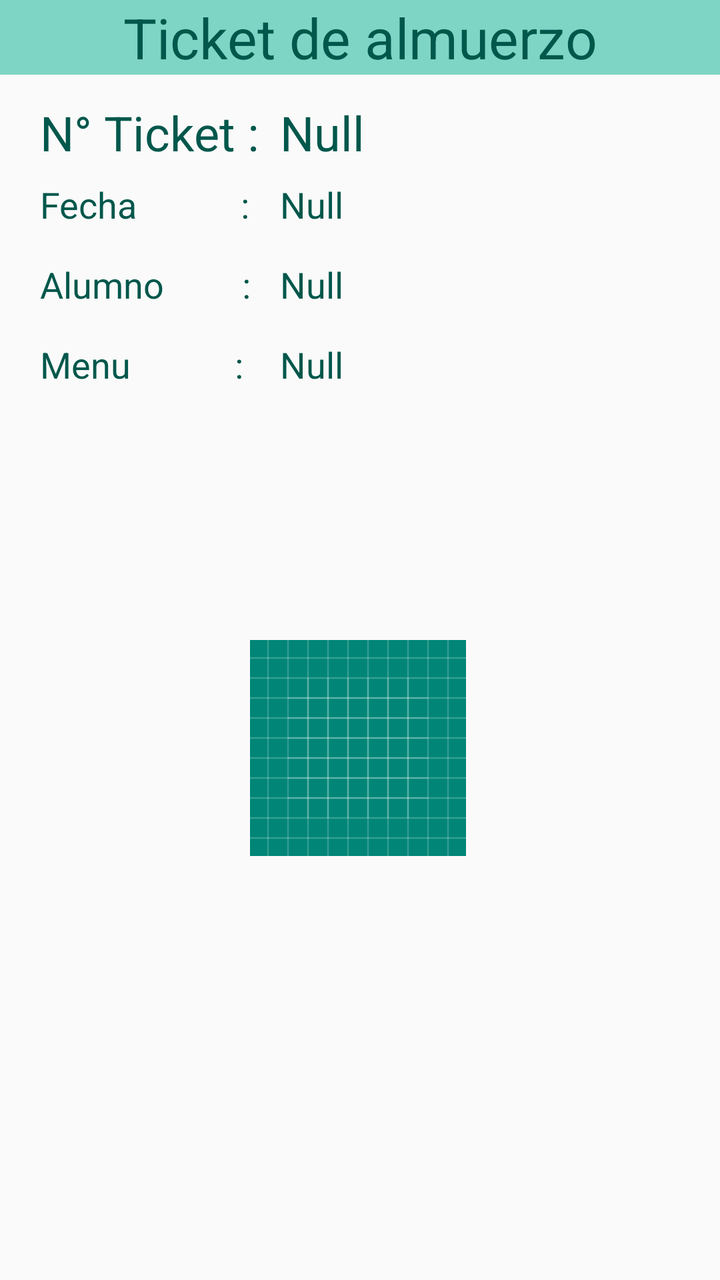
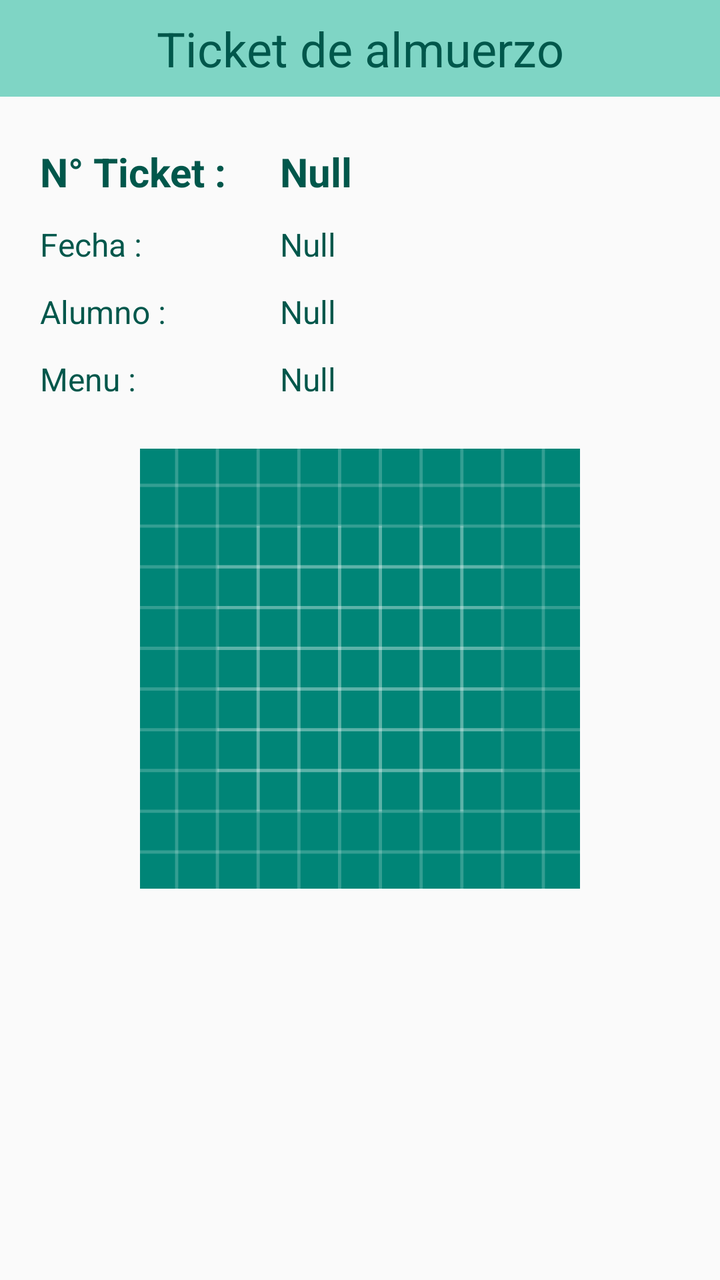

Before-and-after screenshots of an Android layout around one commit, followed by the original layout XML and the change that was made.
<!-- AndroidManifest.xml: application theme AppTheme -->
<!-- res/layout/fragment_fragmento_alumno_reporte_almuerzo.xml -->
<?xml version="1.0" encoding="utf-8"?>
<FrameLayout xmlns:android="http://schemas.android.com/apk/res/android"
    xmlns:app="http://schemas.android.com/apk/res-auto"
    xmlns:tools="http://schemas.android.com/tools"
    android:layout_width="match_parent"
    android:layout_height="match_parent"
    tools:context=".fragmento_alumno.fragmento_alumno_reporte_almuerzo">

    <TextView
        android:id="@+id/textView17"
        android:layout_width="414dp"
        android:layout_height="wrap_content"
        android:layout_gravity="center_horizontal"
        android:layout_marginTop="0dp"
        android:background="#7FD5C5"
        android:gravity="center_horizontal"
        android:text="Ticket de almuerzo"
        android:textColor="@color/colorPrimaryDark"
        android:textSize="28sp" />






    <TextView
        android:id="@+id/r_numero_ticket"
        android:layout_width="wrap_content"
        android:layout_height="wrap_content"
        android:layout_marginLeft="140dp"
        android:layout_marginTop="50dp"
        android:text="Null"
        android:textColor="@color/colorPrimaryDark"
        android:textSize="24sp" />

    <TextView
        android:id="@+id/s_nombre_"
        android:layout_width="wrap_content"
        android:layout_height="wrap_content"
        android:layout_marginLeft="20dp"
        android:layout_marginTop="50dp"
        android:text="N° Ticket :"
        android:textColor="@color/colorPrimaryDark"
        android:textSize="24sp" />

    <TextView
        android:id="@+id/r_fecha_ticket"
        android:layout_width="wrap_content"
        android:layout_height="wrap_content"
        android:layout_marginLeft="140dp"
        android:layout_marginTop="90dp"
        android:text="Null"
        android:textColor="@color/colorPrimaryDark"
        android:textSize="18sp" />

    <TextView
        android:id="@+id/s_apellido_"
        android:layout_width="wrap_content"
        android:layout_height="wrap_content"
        android:layout_marginLeft="20dp"
        android:layout_marginTop="90dp"
        android:text="Fecha            :"
        android:textColor="@color/colorPrimaryDark"
        android:textSize="18sp" />

    <TextView
        android:id="@+id/r_nombre_alumno"
        android:layout_width="wrap_content"
        android:layout_height="wrap_content"
        android:layout_marginLeft="140dp"
        android:layout_marginTop="130dp"
        android:text="Null"
        android:textColor="@color/colorPrimaryDark"
        android:textSize="18sp" />
    <TextView
        android:id="@+id/s_direccion_"
        android:layout_width="wrap_content"
        android:layout_height="wrap_content"
        android:layout_marginLeft="20dp"
        android:layout_marginTop="130dp"
        android:text="Alumno         :"
        android:textColor="@color/colorPrimaryDark"
        android:textSize="18sp" />

    <TextView
        android:id="@+id/r_menu"
        android:layout_width="wrap_content"
        android:layout_height="wrap_content"
        android:layout_marginLeft="140dp"
        android:layout_marginTop="170dp"
        android:text="Null"
        android:textColor="@color/colorPrimaryDark"
        android:textSize="18sp" />
    <TextView
        android:id="@+id/s_celular_"
        android:layout_width="wrap_content"
        android:layout_height="wrap_content"
        android:layout_marginLeft="20dp"
        android:layout_marginTop="170dp"
        android:text="Menu            :"
        android:textColor="@color/colorPrimaryDark"
        android:textSize="18sp" />

    <ImageView
        android:id="@+id/img_qr"
        android:layout_width="wrap_content"
        android:layout_height="wrap_content"
        android:layout_marginLeft="125dp"
        android:layout_marginTop="320dp"
        android:src="@drawable/ic_launcher_background" />


</FrameLayout>
<!-- resources referenced by this layout -->
<resources>
  <color name="colorPrimaryDark">#00574B</color>
  <!-- drawable ic_launcher_background: vector/xml drawable (drawable, 5605 chars, omitted) -->
  <style name="AppTheme" parent="Theme.AppCompat.Light.DarkActionBar">
          
          <item name="colorPrimary">@color/colorPrimary</item>
          <item name="colorPrimaryDark">@color/colorPrimaryDark</item>
          <item name="colorAccent">@color/colorAccent</item>
      </style>
  <color name="colorPrimary">#8BD8D0</color>
  <color name="colorAccent">#D81B60</color>
</resources>

<!-- the commit's change to res/layout/fragment_fragmento_alumno_reporte_almuerzo.xml (unified diff, before → after) -->
@@ -1,113 +1,159 @@
 <?xml version="1.0" encoding="utf-8"?>
-<FrameLayout xmlns:android="http://schemas.android.com/apk/res/android"
+<LinearLayout xmlns:android="http://schemas.android.com/apk/res/android"
     xmlns:app="http://schemas.android.com/apk/res-auto"
     xmlns:tools="http://schemas.android.com/tools"
     android:layout_width="match_parent"
     android:layout_height="match_parent"
+    android:orientation="vertical"
     tools:context=".fragmento_alumno.fragmento_alumno_reporte_almuerzo">
 
     <TextView
         android:id="@+id/textView17"
-        android:layout_width="414dp"
+        android:layout_width="match_parent"
         android:layout_height="wrap_content"
-        android:layout_gravity="center_horizontal"
-        android:layout_marginTop="0dp"
         android:background="#7FD5C5"
         android:gravity="center_horizontal"
+        android:paddingVertical="8dp"
         android:text="Ticket de almuerzo"
         android:textColor="@color/colorPrimaryDark"
-        android:textSize="28sp" />
+        android:textSize="@dimen/header_text_size" />
 
+    <ScrollView
+        android:layout_width="match_parent"
+        android:layout_height="0dp"
+        android:layout_weight="1"
+        android:fillViewport="true">
 
+        <androidx.constraintlayout.widget.ConstraintLayout
+            android:layout_width="match_parent"
+            android:layout_height="wrap_content"
+            android:paddingStart="@dimen/screen_padding_horizontal"
+            android:paddingTop="@dimen/screen_padding_vertical"
+            android:paddingEnd="@dimen/screen_padding_horizontal"
+            android:paddingBottom="@dimen/screen_padding_vertical">
 
+            <LinearLayout
+                android:layout_width="0dp"
+                android:layout_height="wrap_content"
+                android:orientation="vertical"
+                app:layout_constraintEnd_toEndOf="parent"
+                app:layout_constraintStart_toStartOf="parent"
+                app:layout_constraintTop_toTopOf="parent"
+                app:layout_constraintWidth_max="@dimen/content_max_width">
 
+                <LinearLayout
+                    android:layout_width="match_parent"
+                    android:layout_height="wrap_content"
+                    android:layout_marginTop="8dp"
+                    android:orientation="horizontal">
 
+                    <TextView
+                        android:id="@+id/s_nombre_"
+                        android:layout_width="120dp"
+                        android:layout_height="wrap_content"
+                        android:text="N° Ticket :"
+                        android:textColor="@color/colorPrimaryDark"
+                        android:textSize="20sp"
+                        android:textStyle="bold" />
 
-    <TextView
-        android:id="@+id/r_numero_ticket"
-        android:layout_width="wrap_content"
-        android:layout_height="wrap_content"
-        android:layout_marginLeft="140dp"
-        android:layout_marginTop="50dp"
-        android:text="Null"
-        android:textColor="@color/colorPrimaryDark"
-        android:textSize="24sp" />
+                    <TextView
+                        android:id="@+id/r_numero_ticket"
+                        android:layout_width="0dp"
+                        android:layout_height="wrap_content"
+                        android:layout_weight="1"
+                        android:text="Null"
+                        android:textColor="@color/colorPrimaryDark"
+                        android:textSize="20sp"
+                        android:textStyle="bold" />
+                </LinearLayout>
 
-    <TextView
-        android:id="@+id/s_nombre_"
-        android:layout_width="wrap_content"
-        android:layout_height="wrap_content"
-        android:layout_marginLeft="20dp"
-        android:layout_marginTop="50dp"
-        android:text="N° Ticket :"
-        android:textColor="@color/colorPrimaryDark"
-        android:textSize="24sp" />
+                <LinearLayout
+                    android:layout_width="match_parent"
+                    android:layout_height="wrap_content"
+                    android:layout_marginTop="12dp"
+                    android:orientation="horizontal">
 
-    <TextView
-        android:id="@+id/r_fecha_ticket"
-        android:layout_width="wrap_content"
-        android:layout_height="wrap_content"
-        android:layout_marginLeft="140dp"
-        android:layout_marginTop="90dp"
-        android:text="Null"
-        android:textColor="@color/colorPrimaryDark"
-        android:textSize="18sp" />
+                    <TextView
+                        android:id="@+id/s_apellido_"
+                        android:layout_width="120dp"
+                        android:layout_height="wrap_content"
+                        android:text="Fecha :"
+                        android:textColor="@color/colorPrimaryDark"
+                        android:textSize="@dimen/body_text_size" />
 
-    <TextView
-        android:id="@+id/s_apellido_"
-        android:layout_width="wrap_content"
-        android:layout_height="wrap_content"
-        android:layout_marginLeft="20dp"
-        android:layout_marginTop="90dp"
-        android:text="Fecha            :"
-        android:textColor="@color/colorPrimaryDark"
-        android:textSize="18sp" />
+                    <TextView
+                        android:id="@+id/r_fecha_ticket"
+                        android:layout_width="0dp"
+                        android:layout_height="wrap_content"
+                        android:layout_weight="1"
+                        android:text="Null"
+                        android:textColor="@color/colorPrimaryDark"
+                        android:textSize="@dimen/body_text_size" />
+                </LinearLayout>
 
-    <TextView
-        android:id="@+id/r_nombre_alumno"
-        android:layout_width="wrap_content"
-        android:layout_height="wrap_content"
-        android:layout_marginLeft="140dp"
-        android:layout_marginTop="130dp"
-        android:text="Null"
-        android:textColor="@color/colorPrimaryDark"
-        android:textSize="18sp" />
-    <TextView
-        android:id="@+id/s_direccion_"
-        android:layout_width="wrap_content"
-        android:layout_height="wrap_content"
-        android:layout_marginLeft="20dp"
-        android:layout_marginTop="130dp"
-        android:text="Alumno         :"
-        android:textColor="@color/colorPrimaryDark"
-        android:textSize="18sp" />
+                <LinearLayout
+                    android:layout_width="match_parent"
+                    android:layout_height="wrap_content"
+                    android:layout_marginTop="12dp"
+                    android:orientation="horizontal">
 
-    <TextView
-        android:id="@+id/r_menu"
-        android:layout_width="wrap_content"
-        android:layout_height="wrap_content"
-        android:layout_marginLeft="140dp"
-        android:layout_marginTop="170dp"
-        android:text="Null"
-        android:textColor="@color/colorPrimaryDark"
-        android:textSize="18sp" />
-    <TextView
-        android:id="@+id/s_celular_"
-        android:layout_width="wrap_content"
-        android:layout_height="wrap_content"
-        android:layout_marginLeft="20dp"
-        android:layout_marginTop="170dp"
-        android:text="Menu            :"
-        android:textColor="@color/colorPrimaryDark"
-        android:textSize="18sp" />
+                    <TextView
+                        android:id="@+id/s_direccion_"
+                        android:layout_width="120dp"
+                        android:layout_height="wrap_content"
+                        android:text="Alumno :"
+                        android:textColor="@color/colorPrimaryDark"
+                        android:textSize="@dimen/body_text_size" />
 
-    <ImageView
-        android:id="@+id/img_qr"
-        android:layout_width="wrap_content"
-        android:layout_height="wrap_content"
-        android:layout_marginLeft="125dp"
-        android:layout_marginTop="320dp"
-        android:src="@drawable/ic_launcher_background" />
+                    <TextView
+                        android:id="@+id/r_nombre_alumno"
+                        android:layout_width="0dp"
+                        android:layout_height="wrap_content"
+                        android:layout_weight="1"
+                        android:text="Null"
+                        android:textColor="@color/colorPrimaryDark"
+                        android:textSize="@dimen/body_text_size" />
+                </LinearLayout>
 
+                <LinearLayout
+                    android:layout_width="match_parent"
+                    android:layout_height="wrap_content"
+                    android:layout_marginTop="12dp"
+                    android:orientation="horizontal">
 
-</FrameLayout>
+                    <TextView
+                        android:id="@+id/s_celular_"
+                        android:layout_width="120dp"
+                        android:layout_height="wrap_content"
+                        android:text="Menu :"
+                        android:textColor="@color/colorPrimaryDark"
+                        android:textSize="@dimen/body_text_size" />
+
+                    <TextView
+                        android:id="@+id/r_menu"
+                        android:layout_width="0dp"
+                        android:layout_height="wrap_content"
+                        android:layout_weight="1"
+                        android:text="Null"
+                        android:textColor="@color/colorPrimaryDark"
+                        android:textSize="@dimen/body_text_size" />
+                </LinearLayout>
+
+                <ImageView
+                    android:id="@+id/img_qr"
+                    android:layout_width="@dimen/qr_image_size"
+                    android:layout_height="@dimen/qr_image_size"
+                    android:layout_gravity="center_horizontal"
+                    android:layout_marginTop="24dp"
+                    android:adjustViewBounds="true"
+                    android:contentDescription="Código QR del ticket"
+                    android:scaleType="fitCenter"
+                    android:src="@drawable/ic_launcher_background" />
+
+            </LinearLayout>
+
+        </androidx.constraintlayout.widget.ConstraintLayout>
+
+    </ScrollView>
+
+</LinearLayout>
<!-- resource entries referenced after the edit -->
@@ -1,6 +1,12 @@
 <!-- resources referenced by this layout -->
 <resources>
   <color name="colorPrimaryDark">#00574B</color>
+  <dimen name="body_text_size">16sp</dimen>
+  <dimen name="content_max_width">480dp</dimen>
+  <dimen name="header_text_size">24sp</dimen>
+  <dimen name="qr_image_size">220dp</dimen>
+  <dimen name="screen_padding_horizontal">20dp</dimen>
+  <dimen name="screen_padding_vertical">16dp</dimen>
   <!-- drawable ic_launcher_background: vector/xml drawable (drawable, 5605 chars, omitted) -->
   <style name="AppTheme" parent="Theme.AppCompat.Light.DarkActionBar">
           
